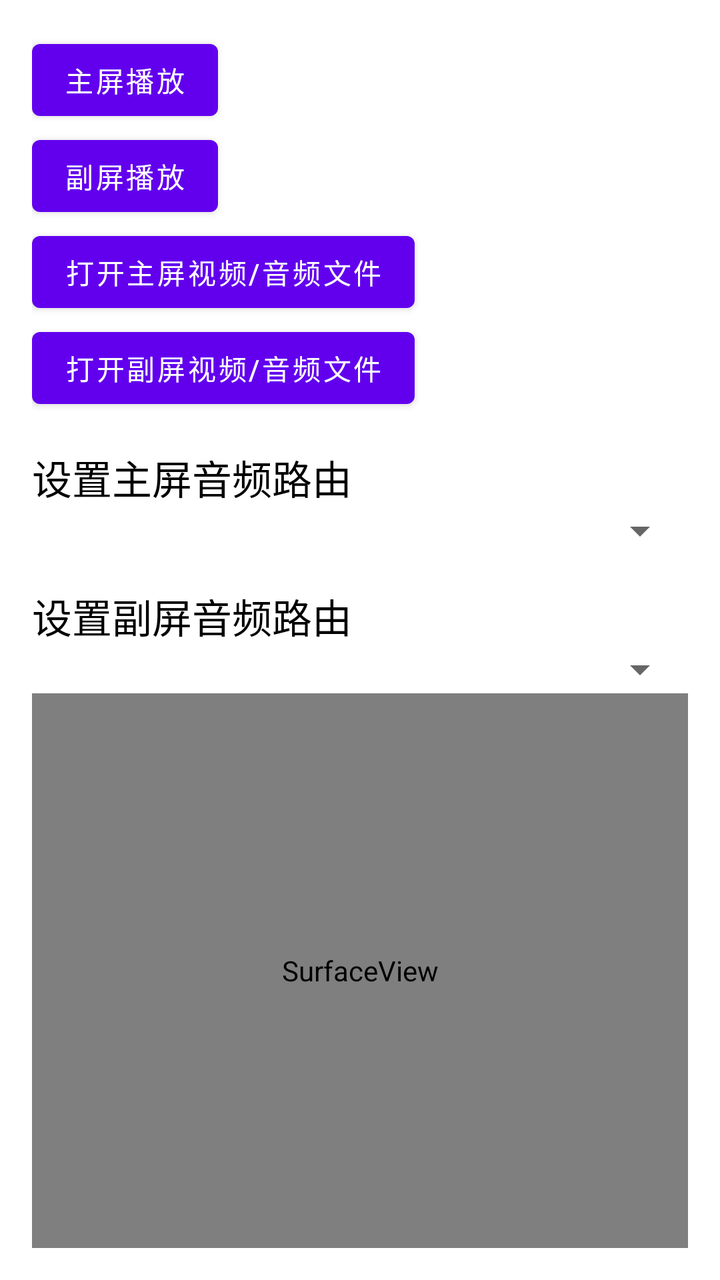
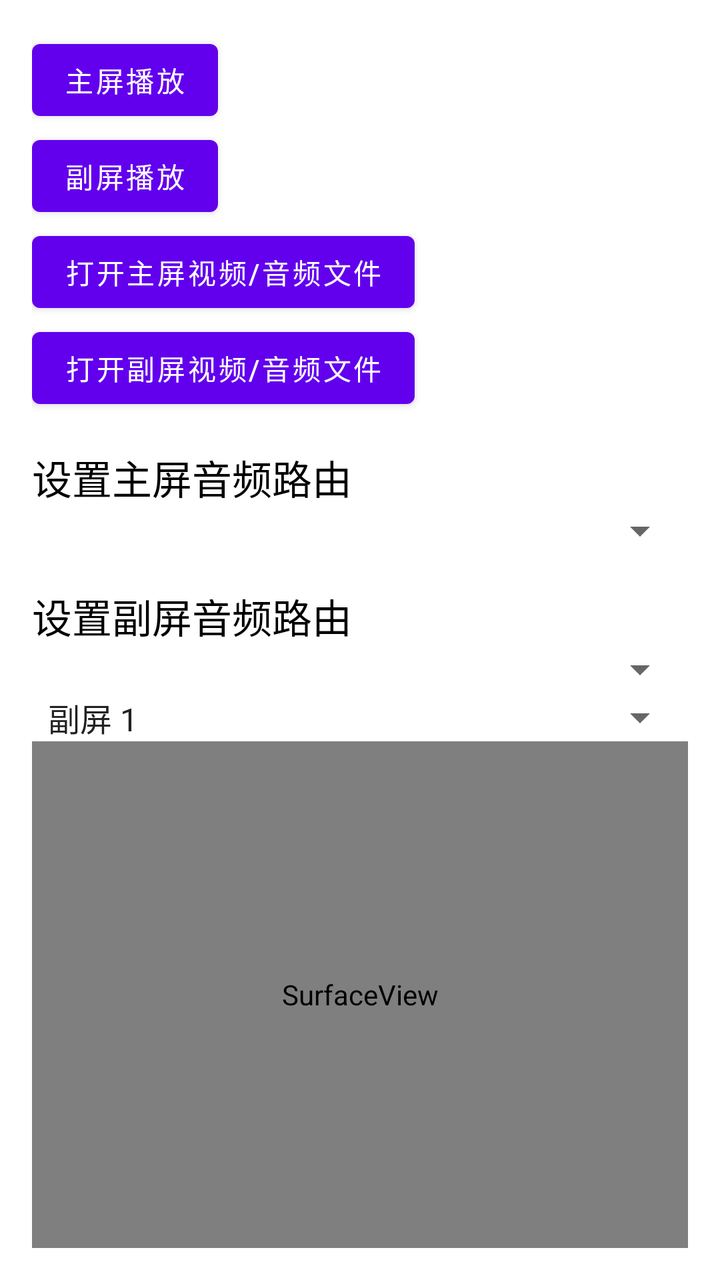

Before-and-after screenshots of an Android layout around one commit, followed by the original layout XML and the change that was made.
<!-- AndroidManifest.xml: application theme Theme.DualScreenAndSound -->
<!-- res/layout/activity_main.xml -->
<?xml version="1.0" encoding="utf-8"?>
<LinearLayout xmlns:android="http://schemas.android.com/apk/res/android"
    android:layout_width="match_parent"
    android:layout_height="match_parent"
    android:orientation="vertical"
    android:padding="16dp">
    
    <Button
        android:id="@+id/btn_displaymanager"
        android:layout_width="wrap_content"
        android:layout_height="wrap_content"
        android:text="@string/displaymanager" />

    <Button
        android:id="@+id/btn_presentation_displaymanager"
        android:layout_width="wrap_content"
        android:layout_height="wrap_content"
        android:text="@string/presentation_displaymanager" />
    <Button
        android:id="@+id/btn_selectfile"
        android:layout_width="wrap_content"
        android:layout_height="wrap_content"
        android:text="@string/btn_selectfile" />

    <Button
        android:id="@+id/btn_presentation_selectfile"
        android:layout_width="wrap_content"
        android:layout_height="wrap_content"
        android:text="@string/btn_presentation_selectfile" />

    <TextView
        android:layout_width="wrap_content"
        android:layout_height="wrap_content"
        android:text="设置主屏音频路由"
        android:layout_marginTop="16dp"
        android:textColor="#000000"
        android:textSize="20sp" />
    <Spinner
        android:id="@+id/spinner_audio_devices"
        android:layout_width="match_parent"
        android:layout_height="wrap_content"/>
    <TextView
        android:layout_width="wrap_content"
        android:layout_height="wrap_content"
        android:text="设置副屏音频路由"
        android:layout_marginTop="16dp"
        android:textColor="#000000"
        android:textSize="20sp" />
    <Spinner
        android:id="@+id/spinner_audio_presentation_devices"
        android:layout_width="match_parent"
        android:layout_height="wrap_content" />

    <SurfaceView
        android:id="@+id/surfaceView"
        android:layout_width="match_parent"
        android:layout_height="match_parent" />

</LinearLayout>
<!-- resources referenced by this layout -->
<resources>
  <string name="btn_presentation_selectfile">打开副屏视频/音频文件</string>
  <string name="btn_selectfile">打开主屏视频/音频文件</string>
  <string name="displaymanager">主屏播放</string>
  <string name="presentation_displaymanager">副屏播放</string>
  <style name="Theme.DualScreenAndSound" parent="Theme.MaterialComponents.DayNight.DarkActionBar">
          
          <item name="colorPrimary">@color/purple_500</item>
          <item name="colorPrimaryVariant">@color/purple_700</item>
          <item name="colorOnPrimary">@color/white</item>
          
          <item name="colorSecondary">@color/teal_200</item>
          <item name="colorSecondaryVariant">@color/teal_700</item>
          <item name="colorOnSecondary">@color/black</item>
          
          <item name="android:statusBarColor">?attr/colorPrimaryVariant</item>
          
      </style>
  <color name="purple_500">#FF6200EE</color>
  <color name="purple_700">#FF3700B3</color>
  <color name="white">#FFFFFFFF</color>
  <color name="teal_200">#FF03DAC5</color>
  <color name="teal_700">#FF018786</color>
  <color name="black">#FF000000</color>
</resources>

<!-- the commit's change to res/layout/activity_main.xml (unified diff, before → after) -->
@@ -51,6 +51,12 @@
         android:layout_width="match_parent"
         android:layout_height="wrap_content" />
 
+    <Spinner
+        android:id="@+id/displaySpinner"
+        android:layout_width="match_parent"
+        android:layout_height="wrap_content"
+        android:entries="@array/display_names" />
+
     <SurfaceView
         android:id="@+id/surfaceView"
         android:layout_width="match_parent"
<!-- resource entries referenced after the edit -->
@@ -1,5 +1,10 @@
 <!-- resources referenced by this layout -->
 <resources>
+  <string-array name="display_names">
+          <item>副屏 1</item>
+          <item>副屏 2</item>
+          <item>副屏 3</item>
+      </string-array>
   <string name="btn_presentation_selectfile">打开副屏视频/音频文件</string>
   <string name="btn_selectfile">打开主屏视频/音频文件</string>
   <string name="displaymanager">主屏播放</string>
